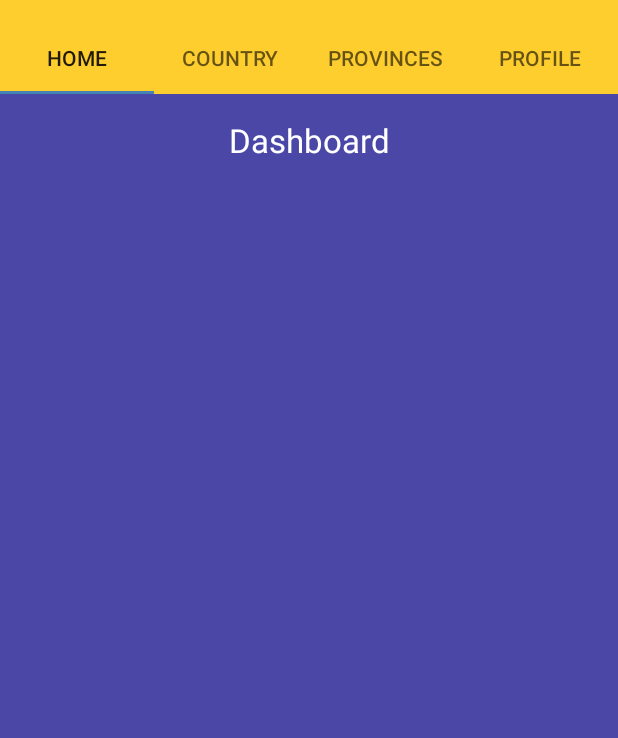
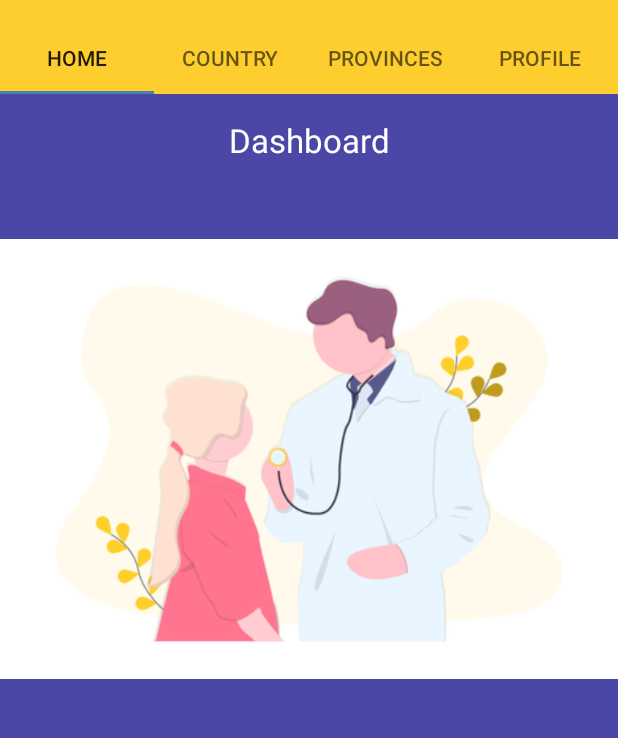
Before and after one commit to RizkiKarianata/smk-coding-covid-app, an Android app: the HomeFragment screen opened directly, with no data from a screen before it, on a phone screen of 412 x 824 dp, the part 62-800 px from its top. Run offline under Robolectric (Android 15) with nearby library versions, the phone set to English and light mode, and no system bars; Roboto replaces fonts that are not available here.

Commit message:
Edit Home Fragment

```diff
--- a/app/src/main/res/layout/fragment_home.xml
+++ b/app/src/main/res/layout/fragment_home.xml
@@ -18,4 +18,12 @@
         android:textColor="#FFFFFF"
         android:textSize="22sp" />
 
+    <ImageView
+        android:layout_width="match_parent"
+        android:layout_height="wrap_content"
+        android:src="@drawable/ic_doctor"
+        android:gravity="center_horizontal"
+
+        />
+
 </LinearLayout>
```
Also changed, not shown: app/src/main/res/drawable/ic_doctor.png (added).
